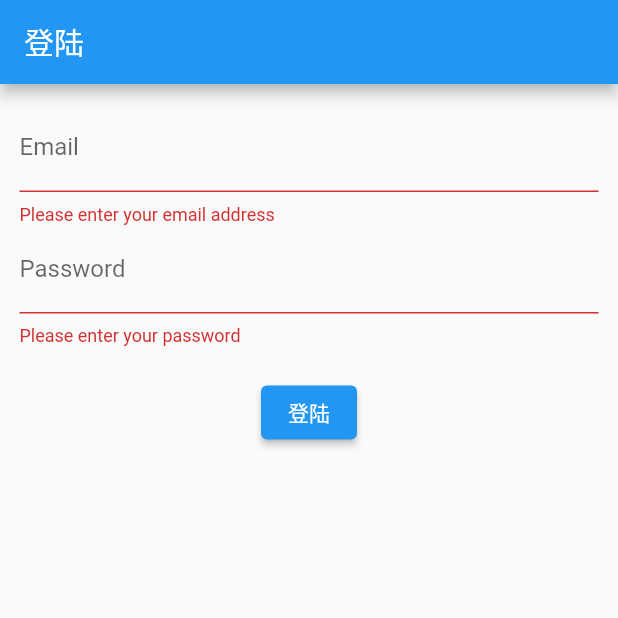
After one commit to RoninHan/record_book_app, a Flutter app: the screen it shows after launch, after a tap on "登陆", on a phone screen of 412 x 824 dp, the top half of it. The commit adds this screen. Run offline on Flutter 3.47's test engine with Material 2 defaults, Android fonts, the phone set to English and light mode, and no system bars; our stand-ins replace dio, fl_chart, flutter_dotenv, mobx, shared_preferences; missing offline and left inert: build_runner; generated files the repository leaves out were written again; network calls fail.

Commit message:
add login api

```diff
--- a/lib/main.dart
+++ b/lib/main.dart
@@ -1,17 +1,22 @@
 import 'package:flutter/material.dart';
+import 'package:flutter_dotenv/flutter_dotenv.dart';
 import 'package:record_book_app/pages/asset/index.dart';
 import 'package:record_book_app/pages/home/index.dart';
 import 'package:record_book_app/pages/home/make-note.dart';
+import 'package:record_book_app/pages/login/index.dart';
 import 'package:record_book_app/pages/report/index.dart';
+import 'package:record_book_app/utils/token.dart';
 
 import 'pages/my/index.dart';
 
-void main() {
-  runApp(const MyApp());
+Future<void> main() async {
+  await dotenv.load();
+
+  runApp(MyApp());
 }
 
 class MyApp extends StatelessWidget {
-  const MyApp({super.key});
+  MyApp({super.key});
 
   // This widget is the root of your application.
   @override
@@ -21,8 +26,27 @@ class MyApp extends StatelessWidget {
         theme: ThemeData(
           primarySwatch: Colors.blue,
         ),
-        home: const MyHomePage(title: 'Flutter Demo Home Page'),
-        routes: {'/make-note': (context) => const MakeNote()});
+        // ignore: unnecessary_null_comparison
+        home: FutureBuilder(
+          future: loadToken(),
+          builder: (context, snapshot) {
+            // 检查获取 token 的结果
+            final hasToken = snapshot.hasData && snapshot.data != null;
+
+            // 根据用户登录状态返回不同的页面
+            if (hasToken) {
+              return MyHomePage(title: 'Flutter Demo Home Page');
+            } else {
+              return LoginPage();
+            }
+          },
+        ),
+        routes: {
+          '/home': (context) => const MyHomePage(
+                title: 'Flutter Demo Home Page',
+              ),
+          '/make-note': (context) => const MakeNote(),
+        });
   }
 }
 
@@ -50,6 +74,13 @@ class _MyHomePageState extends State<MyHomePage> {
     setState(() {
       _selectedIndex = index;
     });
+  }
+
+  @override
+  void initState() {
+    debugPrint("1");
+    // TODO: implement initState
+    super.initState();
   }
 
   @override
--- /dev/null
+++ b/lib/pages/login/index.dart
@@ -0,0 +1,91 @@
+import 'dart:convert';
+
+import 'package:flutter/material.dart';
+import 'package:record_book_app/utils/request.dart';
+import 'package:record_book_app/utils/utils.dart';
+
+import '../../utils/token.dart';
+
+class LoginPage extends StatefulWidget {
+  const LoginPage({Key? key}) : super(key: key);
+
+  @override
+  _LoginPageState createState() => _LoginPageState();
+}
+
+class _LoginPageState extends State<LoginPage> {
+  final _formKey = GlobalKey<FormState>();
+  String _email = '';
+  String _password = '';
+
+  @override
+  Widget build(BuildContext context) {
+    return Scaffold(
+      appBar: AppBar(
+        title: Text('登陆'),
+      ),
+      body: Padding(
+        padding: EdgeInsets.all(13.0),
+        child: Form(
+          key: _formKey,
+          child: Column(
+            children: [
+              TextFormField(
+                keyboardType: TextInputType.emailAddress,
+                decoration: const InputDecoration(
+                  labelText: 'Email',
+                ),
+                validator: (value) {
+                  if (value!.isEmpty) {
+                    return 'Please enter your email address';
+                  }
+                  return null;
+                },
+                onSaved: (value) {
+                  _email = value!;
+                },
+              ),
+              TextFormField(
+                obscureText: true,
+                decoration: const InputDecoration(
+                  labelText: 'Password',
+                ),
+                validator: (value) {
+                  if (value!.isEmpty) {
+                    return 'Please enter your password';
+                  }
+                  return null;
+                },
+                onSaved: (value) {
+                  _password = value!;
+                },
+              ),
+              SizedBox(height: 20),
+              ElevatedButton(
+                onPressed: () async {
+                  if (_formKey.currentState!.validate()) {
+                    _formKey.currentState!.save();
+                    // TODO: Perform login operation
+                    final payload = {
+                      "email": _email,
+                      "password": Utils.generateMD5(_password)
+                    };
+
+                    Map<String, dynamic> result =
+                        await HttpService.post("/v1/user/login", payload);
+                    final String token = result["data"]["token"];
+
+                    saveToken(token);
+
+                    Navigator.pushNamed(context, "/home");
+                  }
+                },
+                child: Text('登陆'),
+              ),
+            ],
+          ),
+        ),
+      ),
+    );
+  }
+}
--- /dev/null
+++ b/lib/utils/token.dart
@@ -0,0 +1,29 @@
+import 'package:flutter/material.dart';
+import 'package:shared_preferences/shared_preferences.dart';
+
+// Save token to local storage
+Future<void> saveToken(String token) async {
+  final prefs = await SharedPreferences.getInstance();
+  prefs.setString('token', token);
+}
+
+// Load token from local storage
+Future<String?> loadToken() async {
+  final prefs = await SharedPreferences.getInstance();
+  final token = prefs.getString('token');
+
+  // 如果 token 存在，则返回 token；否则返回 null
+  if (token != null && token.isNotEmpty) {
+    debugPrint("token");
+    return token;
+  } else {
+    debugPrint("null");
+    return null;
+  }
+}
+
+// Remove token from local storage
+Future<void> removeToken() async {
+  final prefs = await SharedPreferences.getInstance();
+  prefs.remove('token');
+}
--- a/pubspec.yaml
+++ b/pubspec.yaml
@@ -39,6 +39,8 @@ dependencies:
   flutter_mobx: ^2.0.6+5
   flutter_dotenv: ^5.0.2
   fl_chart: ^0.61.0
+  shared_preferences: ^2.1.0
+  crypto: ^3.0.2
 
 dev_dependencies:
   flutter_test:
@@ -65,7 +67,8 @@ flutter:
   uses-material-design: true
 
   # To add assets to your application, add an assets section, like this:
-  # assets:
+  assets:
+    - .env
   #   - images/a_dot_burr.jpeg
   #   - images/a_dot_ham.jpeg
 
```
Also changed, not shown: lib/utils/request.dart (renamed from lib/request.dart, +7 -2 lines), lib/utils/utils.dart (added, +13 -0 lines), pubspec.lock, 14 other files.
